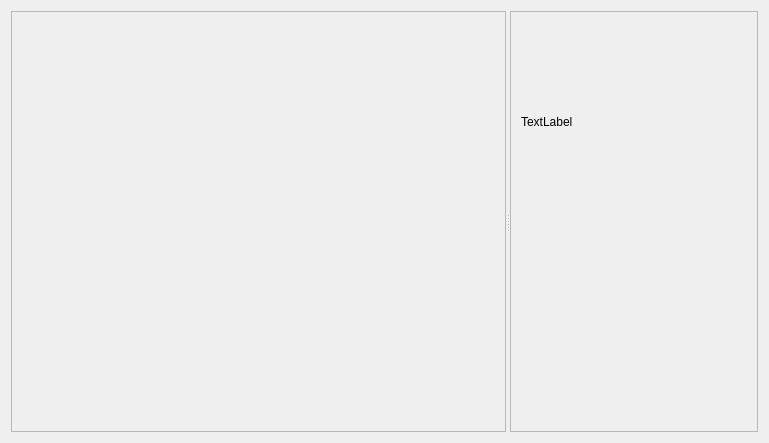
Above: local_grid/src/mainUI.ui from robocomp/optimizer before the change. Below: the same form after it.
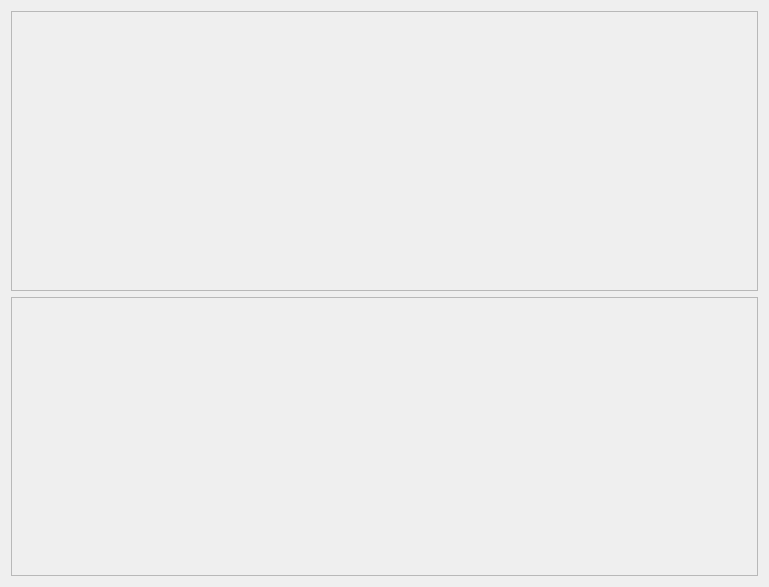
That is the form after the change.

The edit to the form file:
```diff
--- a/local_grid/src/mainUI.ui
+++ b/local_grid/src/mainUI.ui
@@ -7,31 +7,17 @@
     <x>0</x>
     <y>0</y>
     <width>769</width>
-    <height>443</height>
+    <height>587</height>
    </rect>
   </property>
   <property name="windowTitle">
    <string>giraff_viewer</string>
   </property>
+  <layout class="QGridLayout" name="gridLayout">
+   <item row="0" column="0">
   <layout class="QVBoxLayout" name="verticalLayout">
    <item>
-    <widget class="QSplitter" name="splitter">
-     <property name="orientation">
-      <enum>Qt::Horizontal</enum>
-     </property>
      <widget class="QFrame" name="beta_frame">
-      <property name="sizePolicy">
-       <sizepolicy hsizetype="Minimum" vsizetype="Preferred">
-        <horstretch>0</horstretch>
-        <verstretch>0</verstretch>
-       </sizepolicy>
-      </property>
-      <property name="minimumSize">
-       <size>
-        <width>400</width>
-        <height>0</height>
-       </size>
-      </property>
       <property name="frameShape">
        <enum>QFrame::StyledPanel</enum>
       </property>
@@ -39,46 +25,18 @@
        <enum>QFrame::Raised</enum>
       </property>
      </widget>
-     <widget class="QFrame" name="control_frame">
-      <property name="sizePolicy">
-       <sizepolicy hsizetype="Minimum" vsizetype="Preferred">
-        <horstretch>0</horstretch>
-        <verstretch>0</verstretch>
-       </sizepolicy>
-      </property>
-      <property name="minimumSize">
-       <size>
-        <width>200</width>
-        <height>0</height>
-       </size>
-      </property>
+     </item>
+     <item>
+      <widget class="QFrame" name="frame">
       <property name="frameShape">
        <enum>QFrame::StyledPanel</enum>
       </property>
       <property name="frameShadow">
        <enum>QFrame::Raised</enum>
       </property>
-      <widget class="QLabel" name="top_camera_label">
-       <property name="geometry">
-        <rect>
-         <x>11</x>
-         <y>11</y>
-         <width>231</width>
-         <height>200</height>
-        </rect>
-       </property>
-       <property name="minimumSize">
-        <size>
-         <width>0</width>
-         <height>200</height>
-        </size>
-       </property>
-       <property name="text">
-        <string>TextLabel</string>
-       </property>
       </widget>
-     </widget>
-    </widget>
+     </item>
+    </layout>
    </item>
   </layout>
  </widget>
```
Lines whose indentation alone changed are shown as unchanged.
